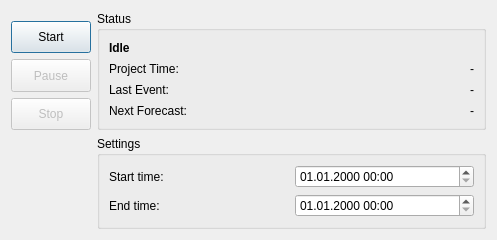
This is ramsis/ramsis/ui/views/simulationwindow.ui in swiss-seismological-service/hermes as Qt 5 draws it before an edit. The edited form follows.
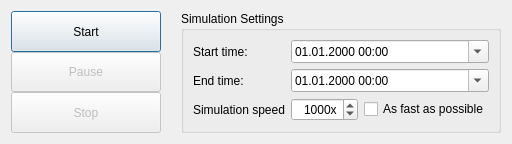
This is the edited form.

```diff
--- a/ramsis/ramsis/ui/views/simulationwindow.ui
+++ b/ramsis/ramsis/ui/views/simulationwindow.ui
@@ -6,21 +6,15 @@
    <rect>
     <x>0</x>
     <y>0</y>
-    <width>497</width>
-    <height>240</height>
+    <width>512</width>
+    <height>140</height>
    </rect>
   </property>
-  <property name="minimumSize">
-   <size>
-    <width>497</width>
-    <height>240</height>
-   </size>
-  </property>
-  <property name="maximumSize">
-   <size>
-    <width>497</width>
-    <height>240</height>
-   </size>
+  <property name="sizePolicy">
+   <sizepolicy hsizetype="Fixed" vsizetype="Fixed">
+    <horstretch>0</horstretch>
+    <verstretch>0</verstretch>
+   </sizepolicy>
   </property>
   <property name="windowTitle">
    <string>Simulation</string>
@@ -29,24 +23,11 @@
    <bool>false</bool>
   </property>
   <layout class="QGridLayout" name="gridLayout_2">
+   <property name="horizontalSpacing">
+    <number>20</number>
+   </property>
    <item row="0" column="0">
     <layout class="QVBoxLayout" name="verticalLayout">
-     <item>
-      <spacer name="verticalSpacer">
-       <property name="orientation">
-        <enum>Qt::Vertical</enum>
-       </property>
-       <property name="sizeType">
-        <enum>QSizePolicy::Fixed</enum>
-       </property>
-       <property name="sizeHint" stdset="0">
-        <size>
-         <width>20</width>
-         <height>10</height>
-        </size>
-       </property>
-      </spacer>
-     </item>
      <item>
       <widget class="QPushButton" name="startButton">
        <property name="sizePolicy">
@@ -95,93 +76,39 @@
     </layout>
    </item>
    <item row="0" column="1">
-    <widget class="QGroupBox" name="statusBox">
-     <property name="sizePolicy">
-      <sizepolicy hsizetype="Expanding" vsizetype="Preferred">
-       <horstretch>0</horstretch>
-       <verstretch>0</verstretch>
-      </sizepolicy>
-     </property>
-     <property name="title">
-      <string>Status</string>
-     </property>
-     <layout class="QGridLayout" name="gridLayout_3">
-      <item row="0" column="0" colspan="2">
-       <widget class="QLabel" name="coreStatusLabel">
-        <property name="font">
-         <font>
-          <weight>75</weight>
-          <bold>true</bold>
-         </font>
-        </property>
-        <property name="text">
-         <string>Idle</string>
-        </property>
-        <property name="alignment">
-         <set>Qt::AlignLeading|Qt::AlignLeft|Qt::AlignVCenter</set>
-        </property>
-       </widget>
-      </item>
-      <item row="1" column="0">
-       <widget class="QLabel" name="projectTimeTitleLabel">
-        <property name="text">
-         <string>Project Time:</string>
-        </property>
-       </widget>
-      </item>
-      <item row="1" column="1">
-       <widget class="QLabel" name="projectTimeLabel">
-        <property name="text">
-         <string>-</string>
-        </property>
-        <property name="alignment">
-         <set>Qt::AlignRight|Qt::AlignTrailing|Qt::AlignVCenter</set>
-        </property>
-       </widget>
-      </item>
-      <item row="2" column="0">
-       <widget class="QLabel" name="lastEventTitleLabel">
-        <property name="text">
-         <string>Last Event:</string>
-        </property>
-       </widget>
-      </item>
-      <item row="2" column="1">
-       <widget class="QLabel" name="lastEventLabel">
-        <property name="text">
-         <string>-</string>
-        </property>
-        <property name="alignment">
-         <set>Qt::AlignRight|Qt::AlignTrailing|Qt::AlignVCenter</set>
-        </property>
-       </widget>
-      </item>
-      <item row="3" column="0">
-       <widget class="QLabel" name="nextForeCastTitleLabel">
-        <property name="text">
-         <string>Next Forecast:</string>
-        </property>
-       </widget>
-      </item>
-      <item row="3" column="1">
-       <widget class="QLabel" name="nextForecastLabel">
-        <property name="text">
-         <string>-</string>
-        </property>
-        <property name="alignment">
-         <set>Qt::AlignRight|Qt::AlignTrailing|Qt::AlignVCenter</set>
-        </property>
-       </widget>
-      </item>
-     </layout>
-    </widget>
-   </item>
-   <item row="1" column="1">
     <widget class="QGroupBox" name="settingsBox">
      <property name="title">
-      <string>Settings</string>
+      <string>Simulation Settings</string>
      </property>
      <layout class="QGridLayout" name="gridLayout">
+      <item row="2" column="1">
+       <widget class="QSpinBox" name="speedSpinBox">
+        <property name="maximumSize">
+         <size>
+          <width>70</width>
+          <height>16777215</height>
+         </size>
+        </property>
+        <property name="alignment">
+         <set>Qt::AlignRight|Qt::AlignTrailing|Qt::AlignVCenter</set>
+        </property>
+        <property name="suffix">
+         <string>x</string>
+        </property>
+        <property name="minimum">
+         <number>1</number>
+        </property>
+        <property name="maximum">
+         <number>10000</number>
+        </property>
+        <property name="singleStep">
+         <number>10</number>
+        </property>
+        <property name="value">
+         <number>1000</number>
+        </property>
+       </widget>
+      </item>
       <item row="0" column="0">
        <widget class="QLabel" name="startTimeTitleLabel">
         <property name="text">
@@ -189,13 +116,6 @@
         </property>
        </widget>
       </item>
-      <item row="0" column="1">
-       <widget class="QDateTimeEdit" name="startTimeEdit">
-        <property name="displayFormat">
-         <string>dd.MM.yyyy HH:mm</string>
-        </property>
-       </widget>
-      </item>
       <item row="1" column="0">
        <widget class="QLabel" name="endTimeTitleLabel">
         <property name="text">
@@ -203,11 +123,38 @@
         </property>
        </widget>
       </item>
-      <item row="1" column="1">
+      <item row="2" column="0">
+       <widget class="QLabel" name="label">
+        <property name="text">
+         <string>Simulation speed</string>
+        </property>
+       </widget>
+      </item>
+      <item row="2" column="2">
+       <widget class="QCheckBox" name="afapCheckBox">
+        <property name="text">
+         <string>As fast as possible</string>
+        </property>
+       </widget>
+      </item>
+      <item row="0" column="1" colspan="2">
+       <widget class="QDateTimeEdit" name="startTimeEdit">
+        <property name="displayFormat">
+         <string>dd.MM.yyyy HH:mm</string>
+        </property>
+        <property name="calendarPopup">
+         <bool>true</bool>
+        </property>
+       </widget>
+      </item>
+      <item row="1" column="1" colspan="2">
        <widget class="QDateTimeEdit" name="endTimeEdit">
         <property name="displayFormat">
          <string>dd.MM.yyyy HH:mm</string>
         </property>
+        <property name="calendarPopup">
+         <bool>true</bool>
+        </property>
        </widget>
       </item>
      </layout>
```
